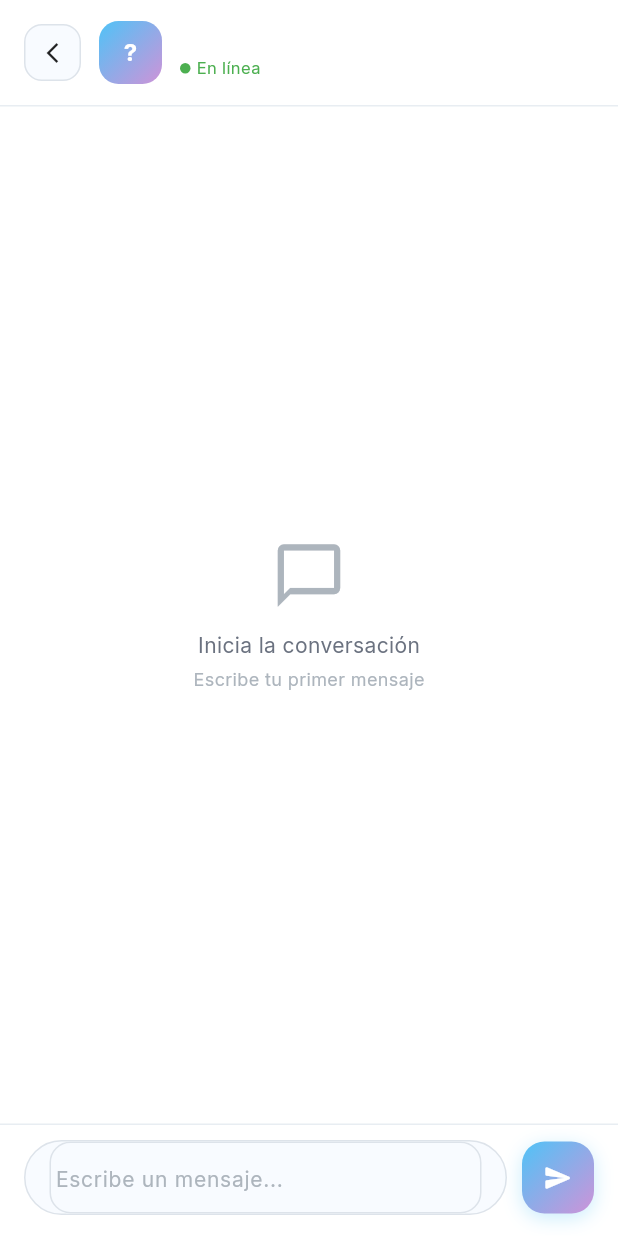
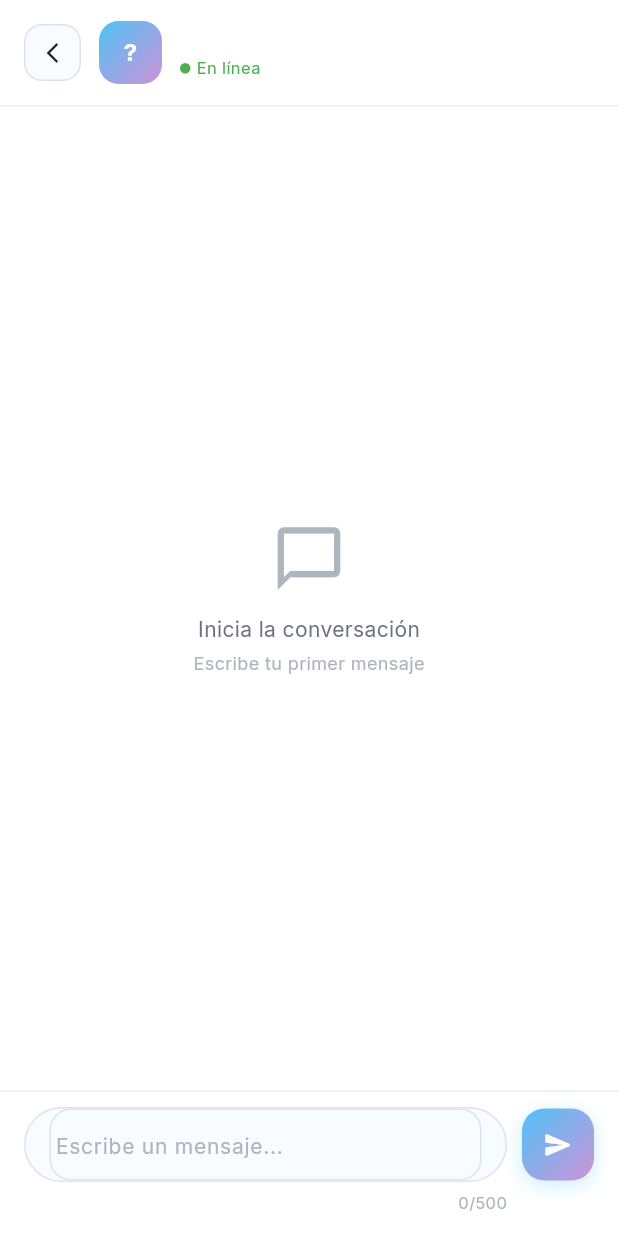
Before and after one commit to kesticar92/RiskMobile, a Flutter app: the ChatScreen screen opened directly with empty values, on a phone screen of 412 x 824 dp. Run offline on Flutter 3.47's test engine with Material 3 defaults, Android fonts, the phone set to English and light mode, and no system bars; our stand-ins replace cloud_firestore, file_picker, firebase_auth, firebase_core, flutter_animate, flutter_riverpod and 5 more; accounts and stored records are empty.

Commit message:
feat(advisor): RF23 panel en proceso, RF25 estado caso, RF26 chat y navegacion
popOrGo y flujo entrevista-calculadora; atras calculadora; limite 500 chars; UID asesor en chat cliente

```diff
--- a/lib/features/advisor/presentation/screens/advisor_dashboard_screen.dart
+++ b/lib/features/advisor/presentation/screens/advisor_dashboard_screen.dart
@@ -213,8 +213,8 @@ class _ClientsTabState extends ConsumerState<_ClientsTab> {
                         _StatChip(
                           label: 'En proceso',
                           count: allProfiles
-                              .where((p) => p.caseStatus ==
-                                  AppConstants.caseAnalysisInProgress)
+                              .where((p) =>
+                                  AppConstants.isCaseInProgress(p.caseStatus))
                               .length,
                           color: AppColors.riskMedium,
                         ),
--- a/lib/features/chat/presentation/screens/chat_screen.dart
+++ b/lib/features/chat/presentation/screens/chat_screen.dart
@@ -4,6 +4,7 @@ import 'package:flutter_animate/flutter_animate.dart';
 import 'package:flutter_riverpod/flutter_riverpod.dart';
 import 'package:go_router/go_router.dart';
 import '../../../../core/theme/app_theme.dart';
+import '../../../../core/constants/app_constants.dart';
 import '../../../../core/services/auth_service.dart';
 import '../../../../core/services/firestore_service.dart';
 import '../../../../core/utils/formatters.dart';
@@ -30,9 +31,12 @@ class _ChatScreenState extends ConsumerState<ChatScreen> {
   String? _currentUserId;
   String? _currentUserName;
 
+  void _onMessageChanged() => setState(() {});
+
   @override
   void initState() {
     super.initState();
+    _msgCtrl.addListener(_onMessageChanged);
     _loadCurrentUser();
   }
 
@@ -54,6 +58,17 @@ class _ChatScreenState extends ConsumerState<ChatScreen> {
   Future<void> _sendMessage() async {
     final text = _msgCtrl.text.trim();
     if (text.isEmpty || _currentUserId == null) return;
+    if (text.length > AppConstants.chatMessageMaxLength) {
+      if (!mounted) return;
+      ScaffoldMessenger.of(context).showSnackBar(
+        SnackBar(
+          content: Text(
+            'El mensaje no puede superar ${AppConstants.chatMessageMaxLength} caracteres.',
+          ),
+        ),
+      );
+      return;
+    }
 
     _msgCtrl.clear();
     await ref.read(firestoreServiceProvider).sendMessage(
@@ -76,6 +91,7 @@ class _ChatScreenState extends ConsumerState<ChatScreen> {
 
   @override
   void dispose() {
+    _msgCtrl.removeListener(_onMessageChanged);
     _msgCtrl.dispose();
     _scrollCtrl.dispose();
     super.dispose();
@@ -230,7 +246,11 @@ class _ChatScreenState extends ConsumerState<ChatScreen> {
                   top: BorderSide(color: AppColors.divider),
                 ),
               ),
-              child: Row(
+              child: Column(
+                mainAxisSize: MainAxisSize.min,
+                crossAxisAlignment: CrossAxisAlignment.end,
+                children: [
+                  Row(
                     children: [
                       Expanded(
                         child: Container(
@@ -244,6 +264,14 @@ class _ChatScreenState extends ConsumerState<ChatScreen> {
                             controller: _msgCtrl,
                             minLines: 1,
                             maxLines: 4,
+                            maxLength: AppConstants.chatMessageMaxLength,
+                            buildCounter: (
+                              context, {
+                              required currentLength,
+                              required isFocused,
+                              maxLength,
+                            }) =>
+                                const SizedBox.shrink(),
                             textCapitalization: TextCapitalization.sentences,
                             decoration: const InputDecoration(
                               hintText: 'Escribe un mensaje...',
@@ -274,6 +302,21 @@ class _ChatScreenState extends ConsumerState<ChatScreen> {
                           ),
                           child: const Icon(Icons.send_rounded,
                               color: Colors.white, size: 20),
+                        ),
+                      ),
+                    ],
+                  ),
+                  Padding(
+                    padding: const EdgeInsets.only(top: 6, right: 58),
+                    child: Text(
+                      '${_msgCtrl.text.length}/${AppConstants.chatMessageMaxLength}',
+                      style: TextStyle(
+                        fontSize: 11,
+                        color: _msgCtrl.text.length >=
+                                AppConstants.chatMessageMaxLength
+                            ? AppColors.riskHigh
+                            : AppColors.textLight,
+                      ),
                     ),
                   ),
                 ],
--- a/lib/features/documents/presentation/screens/documents_screen.dart
+++ b/lib/features/documents/presentation/screens/documents_screen.dart
@@ -5,6 +5,8 @@ import 'package:go_router/go_router.dart';
 import 'package:image_picker/image_picker.dart';
 import 'package:file_picker/file_picker.dart';
 import '../../../../core/theme/app_theme.dart';
+import '../../../../core/router/app_router.dart';
+import '../../../../core/router/navigation_helpers.dart';
 import '../../../../shared/widgets/gradient_button.dart';
 import '../../../../shared/widgets/glass_card.dart';
 
--- a/lib/features/simulator/presentation/screens/simulator_screen.dart
+++ b/lib/features/simulator/presentation/screens/simulator_screen.dart
@@ -4,6 +4,7 @@ import 'package:flutter_riverpod/flutter_riverpod.dart';
 import 'package:go_router/go_router.dart';
 import '../../../../core/theme/app_theme.dart';
 import '../../../../core/router/app_router.dart';
+import '../../../../core/router/navigation_helpers.dart';
 import '../../../../core/constants/app_constants.dart';
 import '../../../../core/services/firestore_service.dart';
 import '../../../../core/utils/formatters.dart';
@@ -104,7 +105,7 @@ class _SimulatorScreenState extends ConsumerState<SimulatorScreen> {
       child: Row(
         children: [
           GestureDetector(
-            onTap: () => context.pop(),
+            onTap: () => popOrGo(context, AppRoutes.clientHome),
             child: Container(
               padding: const EdgeInsets.all(10),
               decoration: BoxDecoration(
```
Also changed, not shown: lib/core/constants/app_constants.dart (+10 -0 lines), lib/core/router/navigation_helpers.dart (added, +33 -0 lines), lib/core/services/firestore_service.dart (+11 -0 lines), lib/features/advisor/presentation/screens/client_detail_screen.dart (+22 -1 lines), lib/features/auth/presentation/screens/client_home_screen.dart (+32 -8 lines), lib/features/calculator/presentation/screens/calculator_screen.dart (+8 -3 lines), lib/features/interview/presentation/screens/interview_screen.dart (+11 -2 lines), pubspec.lock, 2 other files. Lines whose indentation alone changed are shown as unchanged.
